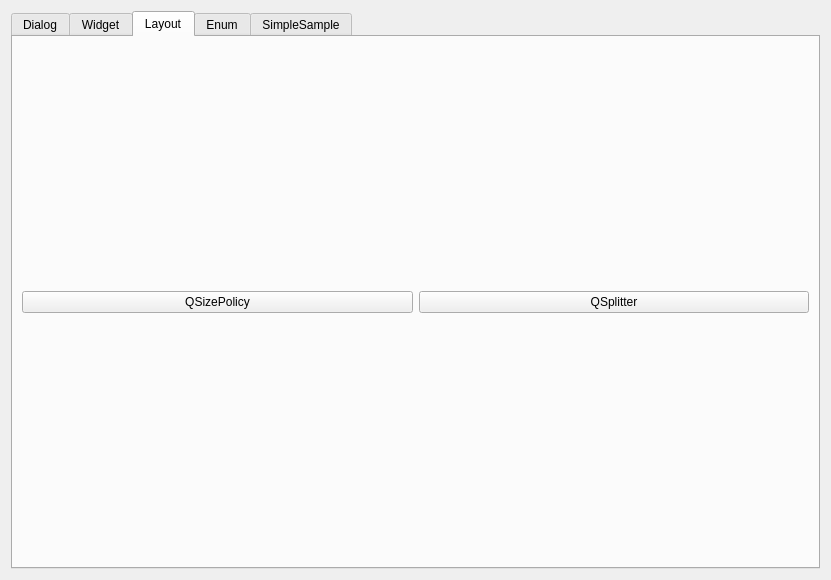
This is Qt_Notes/Example/DesignerSimpleSample/AMyWidget.ui in Jacob-xyb/Cpp_Note as Qt 5 draws it before an edit. The edited form follows.
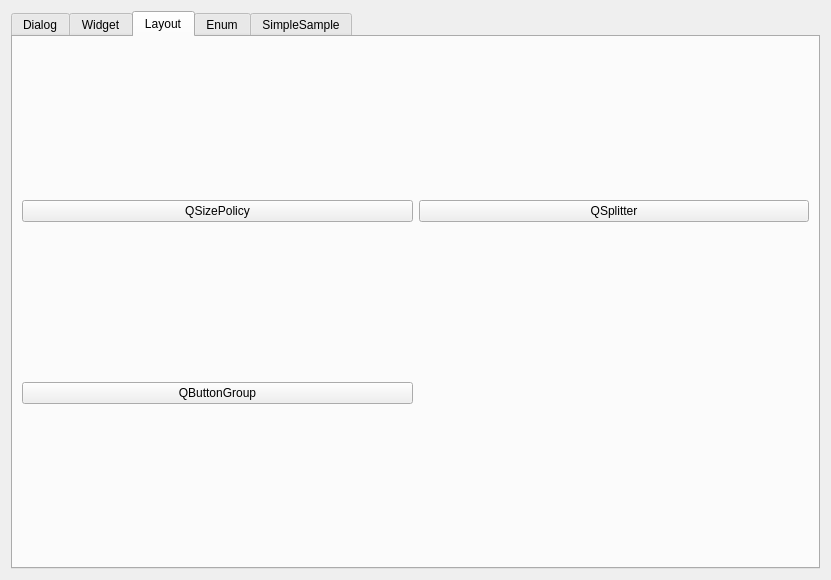
This is the edited form. The open tabs and pages were chosen to show the change.

Patch:
```diff
--- a/Qt_Notes/Example/DesignerSimpleSample/AMyWidget.ui
+++ b/Qt_Notes/Example/DesignerSimpleSample/AMyWidget.ui
@@ -87,6 +87,13 @@
          </property>
         </widget>
        </item>
+       <item row="1" column="0">
+        <widget class="QPushButton" name="btn_QButtonGroup">
+         <property name="text">
+          <string>QButtonGroup</string>
+         </property>
+        </widget>
+       </item>
       </layout>
      </widget>
      <widget class="QWidget" name="tab_5">
```
Left out of the diff: 2 changed lines with no effect on the pictures.
